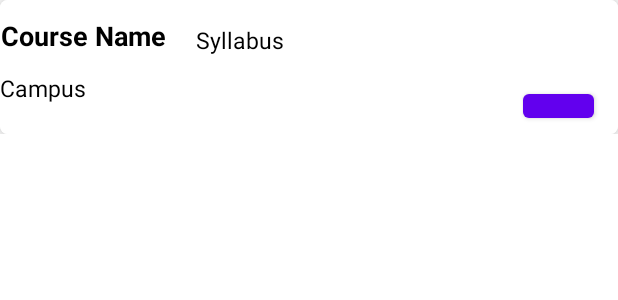
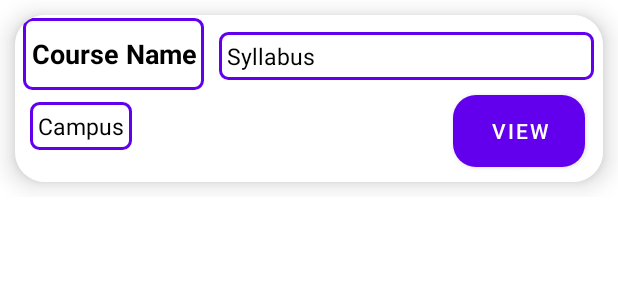
Before and after one commit to gmadhuri10/Automating-PhD-Admission-1, an Android app: the layout my_search_row.xml on its own in the app's theme, with its tools: preview values and no code run, on a phone screen of 412 x 824 dp. Shown: the top 300 px of the screen. Run offline under Robolectric (Android 15) with nearby library versions, the light colour scheme and no system bars.

Commit message:
updated UI

```diff
--- /dev/null
+++ b/app/src/main/res/drawable/textfiled_border.xml
@@ -0,0 +1,6 @@
+<?xml version="1.0" encoding="utf-8"?>
+<shape xmlns:android="http://schemas.android.com/apk/res/android" android:shape="rectangle" >
+    <solid android:color="@android:color/white" />
+    <stroke android:width="2dip" android:color="@color/purple_500"/>
+    <corners android:radius="5dp"></corners>
+</shape>
--- a/app/src/main/res/layout/my_search_row.xml
+++ b/app/src/main/res/layout/my_search_row.xml
@@ -5,8 +5,7 @@
     android:layout_width="match_parent"
     android:layout_height="wrap_content"
     android:orientation="vertical"
-    android:background="@color/white"
-    android:paddingBottom="20dp">
+    android:background="@color/white">
 
     <androidx.cardview.widget.CardView
         android:layout_width="match_parent"
@@ -15,20 +14,30 @@
         app:layout_constraintEnd_toEndOf="parent"
         app:layout_constraintStart_toStartOf="parent"
         app:layout_constraintTop_toTopOf="parent"
-        android:background="@color/white"
-        app:cardElevation="8dp"
-        app:cardCornerRadius="5dp">
+        app:cardElevation="10dp"
+        app:cardCornerRadius="20dp"
+        android:layout_margin="10dp"
+        app:cardBackgroundColor="@color/white"
+        app:cardMaxElevation="12dp"
+        app:cardPreventCornerOverlap="true"
+        >
+
 
         <androidx.constraintlayout.widget.ConstraintLayout
             android:layout_width="match_parent"
-            android:layout_height="89dp"
-            android:background="@color/white">
+            android:layout_height="wrap_content"
+            android:background="@color/white"
+            >
 
             <TextView
                 android:id="@+id/CourseNameDisplay"
                 android:layout_width="wrap_content"
                 android:layout_height="wrap_content"
                 android:gravity="center"
+                android:layout_marginTop="2dp"
+                android:layout_marginLeft="5dp"
+                android:padding="5dp"
+                android:background="@drawable/textfiled_border"
                 android:inputType="text"
                 android:minHeight="48dp"
                 android:text="Course Name"
@@ -46,39 +55,50 @@
                 android:id="@+id/CourseCampusDisplay"
                 android:layout_width="wrap_content"
                 android:layout_height="wrap_content"
+                android:layout_marginLeft="5dp"
+                android:layout_marginTop="2dp"
+                android:background="@drawable/textfiled_border"
                 android:inputType="text"
+                android:padding="5dp"
                 android:text="Campus"
                 android:textColor="@color/black"
                 android:textSize="15dp"
                 app:layout_constraintBottom_toBottomOf="parent"
                 app:layout_constraintEnd_toEndOf="parent"
-                app:layout_constraintHorizontal_bias="0.0"
+                app:layout_constraintHorizontal_bias="0.015"
                 app:layout_constraintStart_toStartOf="parent"
                 app:layout_constraintTop_toBottomOf="@+id/CourseNameDisplay"
-                app:layout_constraintVertical_bias="0.0" />
+                app:layout_constraintVertical_bias="0.222" />
 
             <TextView
                 android:id="@+id/CourseSyllabusDisplay"
                 android:layout_width="250dp"
                 android:layout_height="wrap_content"
-                android:layout_marginStart="20dp"
+                android:layout_marginStart="10dp"
+
+                android:layout_marginRight="5dp"
+                android:background="@drawable/textfiled_border"
                 android:inputType="textMultiLine"
+                android:padding="5dp"
                 android:scrollbars="vertical"
                 android:text="Syllabus"
                 android:textColor="@color/black"
                 android:textSize="15dp"
                 app:layout_constraintBottom_toBottomOf="parent"
                 app:layout_constraintEnd_toEndOf="parent"
-                app:layout_constraintHorizontal_bias="0.031"
+                app:layout_constraintHorizontal_bias="0.0"
                 app:layout_constraintStart_toEndOf="@+id/CourseNameDisplay"
                 app:layout_constraintTop_toTopOf="parent"
-                app:layout_constraintVertical_bias="0.231" />
+                app:layout_constraintVertical_bias="0.146" />
 
             <Button
                 android:id="@+id/buttoncard"
-                android:layout_width="47dp"
-                android:layout_height="28dp"
-                android:text=""
+                android:layout_width="wrap_content"
+                android:layout_height="wrap_content"
+                android:text="View"
+                android:layout_marginTop="10dp"
+                android:layout_marginBottom="10dp"
+                android:background="@drawable/round_corner_template"
                 app:layout_constraintBottom_toBottomOf="parent"
                 app:layout_constraintEnd_toEndOf="parent"
                 app:layout_constraintHorizontal_bias="0.948"
```
Also changed, not shown: app/src/main/res/layout/admin_applicant_view.xml (+30 -10 lines).
